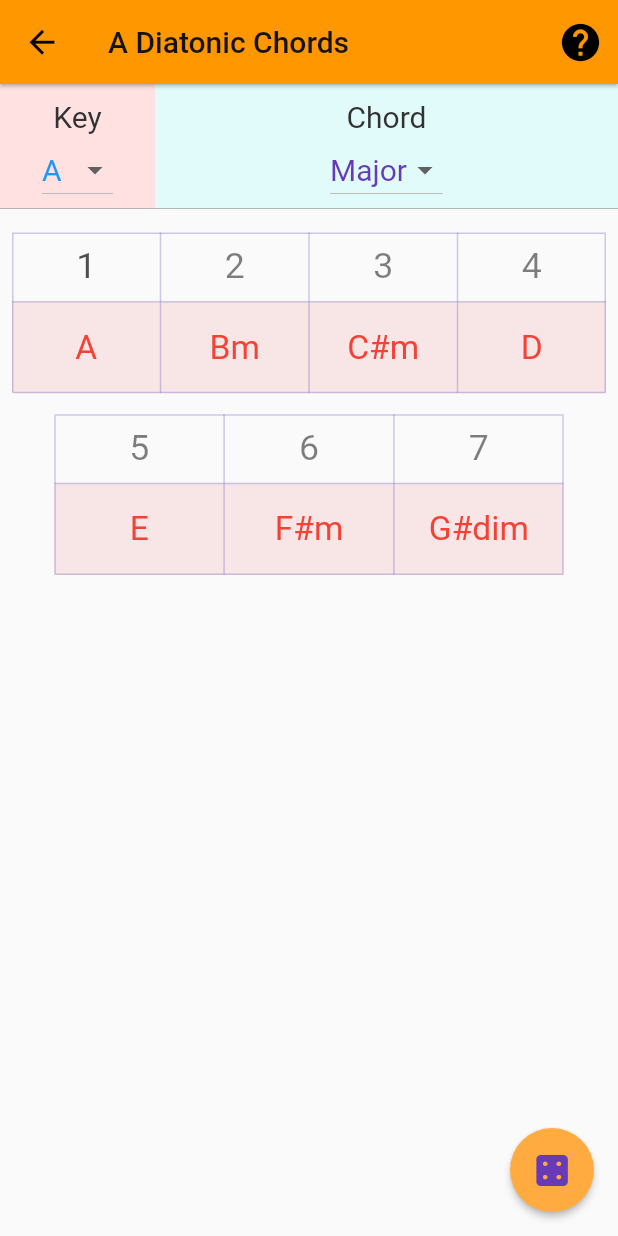
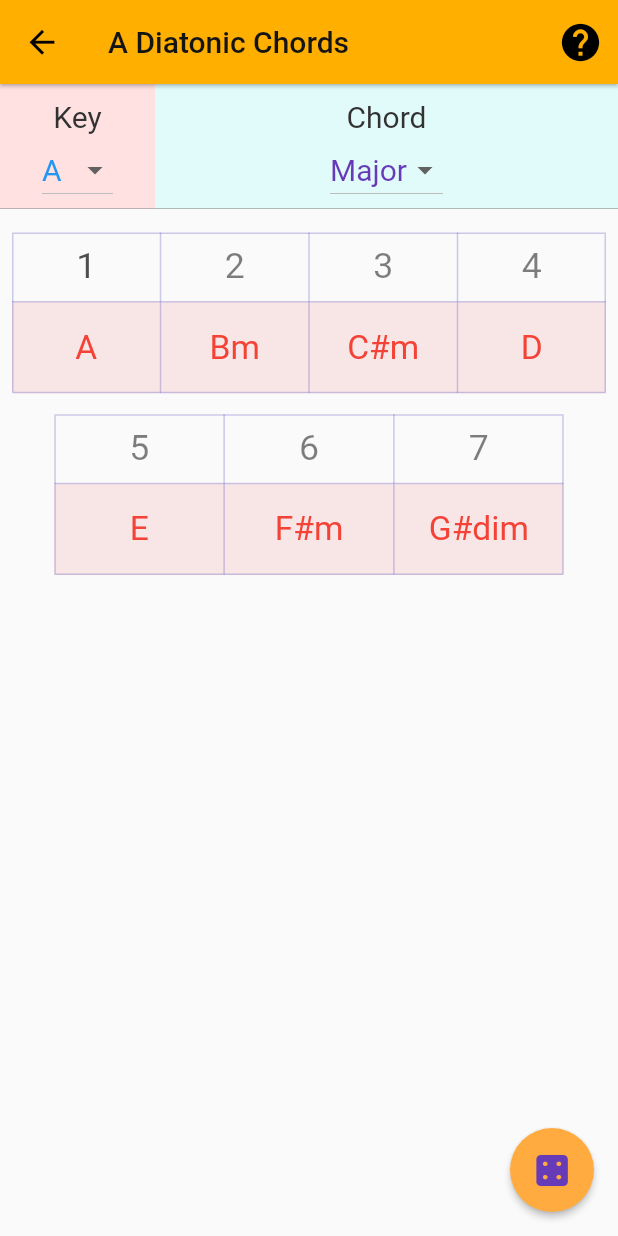
Before and after one commit to iberatkaya/music-scales, a Flutter app: the screen it shows after launch, scrolled down 262 dp, after a tap on "Progressions", on a phone screen of 412 x 824 dp. Run offline on Flutter 3.47's test engine with Material 2 defaults, Android fonts, the phone set to English and light mode, and no system bars; our stand-ins replace audioplayers, auto_size_text, firebase_analytics, flutter_swiper, font_awesome_flutter, share and 1 more; missing offline and left inert: firebase_admob, flutter_advanced_networkimage, launch_review; accounts and stored records are empty; project files that could hold a hidden picture were left out.

Commit message:
Added a pro version, a launch screen, and made design changes

```diff
--- a/lib/chords.dart
+++ b/lib/chords.dart
@@ -120,7 +120,7 @@ class _ChordPrintScreen extends State<ChordPrintScreen> {
     int audioctr = 0;
 
     Future<void> playcache(String note, int index) async{
-      print("notes/${instrument.toLowerCase()}/${note.replaceAll("#", "s").toLowerCase()}$index.mp3");
+      //print("notes/${instrument.toLowerCase()}/${note.replaceAll("#", "s").toLowerCase()}$index.mp3");
       await audioc.play("notes/${instrument.toLowerCase()}/${note.replaceAll("#", "s").toLowerCase()}$index.mp3");
       }
 
@@ -921,7 +921,7 @@ class _ChordPrintScreen extends State<ChordPrintScreen> {
       chordimg =  TransitionToImage(
         AdvancedNetworkImage(totalurl, useDiskCache: true),
         fit: BoxFit.fill,
-        loadingWidget: Padding(padding: EdgeInsets.all(20), child: CircularProgressIndicator(strokeWidth: 3, backgroundColor: Colors.orangeAccent,)),
+        loadingWidget: Container(padding: EdgeInsets.all(20),alignment: Alignment.center, child: CircularProgressIndicator(strokeWidth: 3, backgroundColor: Colors.orangeAccent,)),
         placeholder: Column(children: <Widget>[
                     Padding(
                       padding: EdgeInsets.fromLTRB(0, 4, 0, 6),
--- a/lib/main.dart
+++ b/lib/main.dart
@@ -58,7 +58,18 @@ class MyApp extends StatelessWidget {
       debugShowCheckedModeBanner: false,
       title: 'Music Scales',  //Notes
       theme: ThemeData(
-        primarySwatch: Colors.orange,
+        primarySwatch: MaterialColor(0xffffaf00, {
+            50:  Color(0xffffaf00),
+            100: Color(0xffffaf00),
+            200: Color(0xffffaf00),
+            300: Color(0xffffaf00),
+            400: Color(0xffffaf00),
+            500: Color(0xffffaf00),
+            600: Color(0xffffaf00),
+            700: Color(0xffffaf00),
+            800: Color(0xffffaf00),
+            900: Color(0xffffaf00),
+              }),
         iconTheme: IconThemeData(
           size: 25,
           opacity: 1,
@@ -125,7 +136,7 @@ class _MyHomePageState extends State<MyHomePage> {
     adUnitId: interstitialid,// InterstitialAd.testAdUnitId,
     targetingInfo: targetingInfo,
     listener: (MobileAdEvent event) {
-      print("InterstitialAd event is $event");
+      //print("InterstitialAd event is $event");
     },
   );
 
@@ -133,7 +144,7 @@ class _MyHomePageState extends State<MyHomePage> {
     adUnitId: interstitialid,// InterstitialAd.testAdUnitId,
     targetingInfo: targetingInfo,
     listener: (MobileAdEvent event) {
-      print("InterstitialAd event is $event");
+      //print("InterstitialAd event is $event");
     },
   );
 
@@ -141,7 +152,7 @@ class _MyHomePageState extends State<MyHomePage> {
     adUnitId: interstitialid,// InterstitialAd.testAdUnitId,
     targetingInfo: targetingInfo,
     listener: (MobileAdEvent event) {
-      print("InterstitialAd event is $event");
+      //print("InterstitialAd event is $event");
     },
   );
 
@@ -248,9 +259,9 @@ class _MyHomePageState extends State<MyHomePage> {
                ),
               ),
               ListTile(
-                contentPadding: EdgeInsets.fromLTRB(14, 2, 0, 2),
-                title: Text('Settings', style: TextStyle(fontSize: 16)),
-                leading: Icon(Icons.settings, size: 26, color: Colors.grey[600]),
+                contentPadding: EdgeInsets.fromLTRB(14, 0, 0, 0),
+                title: Text('Settings', style: TextStyle(fontSize: 15)),
+                leading: Icon(Icons.settings, size: 24, color: Colors.grey[600]),
                 onTap: () {
                   Navigator.pop(context);
                   Navigator.push(context, MaterialPageRoute(builder: (context) => SettingsScreen()));
@@ -258,9 +269,9 @@ class _MyHomePageState extends State<MyHomePage> {
               ),
               Divider(height: 0, color: Colors.black26,),
               ListTile(
-                contentPadding: EdgeInsets.fromLTRB(14, 2, 0, 2),
-                title: Text('Rate App', style: TextStyle(fontSize: 16)),
-                leading: Icon(Icons.star, size: 26, color: Colors.grey[600]),
+                contentPadding: EdgeInsets.fromLTRB(14, 0, 0, 0),
+                title: Text('Rate App', style: TextStyle(fontSize: 15)),
+                leading: Icon(Icons.star, size: 24, color: Colors.grey[600]),
                 onTap: () {
                   LaunchReview.launch(
                     androidAppId: "com.kaya.musicapp",
@@ -269,27 +280,38 @@ class _MyHomePageState extends State<MyHomePage> {
               ),
               Divider(height: 0, color: Colors.black26,),
               ListTile(
-                contentPadding: EdgeInsets.fromLTRB(14, 2, 0, 2),
-                title: Text('Share App', style: TextStyle(fontSize: 16)),
-                leading: Icon(Icons.share, size: 26, color: Colors.grey[600]),
+                contentPadding: EdgeInsets.fromLTRB(14, 0, 0, 0),
+                title: Text('Share App', style: TextStyle(fontSize: 15)),
+                leading: Icon(Icons.share, size: 24, color: Colors.grey[600]),
                 onTap: () {
                   Share.share('Music Scales: https://play.google.com/store/apps/details?id=com.kaya.musicapp');
                   },
               ),
               Divider(height: 0, color: Colors.black26,),
               ListTile(
-                contentPadding: EdgeInsets.fromLTRB(14, 2, 0, 2),
-                title: Text('Feedback', style: TextStyle(fontSize: 16)),
-                leading: Icon(Icons.mail_outline, size: 26, color: Colors.grey[600]),
+                contentPadding: EdgeInsets.fromLTRB(14, 0, 0, 0),
+                title: Text('Get Ad Free', style: TextStyle(fontSize: 15)),
+                leading: Icon(Icons.shop, size: 24, color: Colors.grey[600]),
+                onTap: () {
+                  LaunchReview.launch(
+                    androidAppId: "com.kaya.musicapppro",
+                  );
+                  },
+              ),
+              Divider(height: 0, color: Colors.black26,),
+              ListTile(
+                contentPadding: EdgeInsets.fromLTRB(14, 0, 0, 0),
+                title: Text('Feedback', style: TextStyle(fontSize: 15)),
+                leading: Icon(Icons.mail_outline, size: 24, color: Colors.grey[600]),
                 onTap: () {
                   _launchURL();
                   },
               ),
               Divider(height: 0, color: Colors.black26,),
               ListTile(
-                contentPadding: EdgeInsets.fromLTRB(14, 2, 0, 2),
-                title: Text('About', style: TextStyle(fontSize: 16, color: Colors.black87)),
-                leading: Icon(Icons.help_outline, size: 26, color: Colors.grey[600]),
+                contentPadding: EdgeInsets.fromLTRB(14, 0, 0, 0),
+                title: Text('About', style: TextStyle(fontSize: 15, color: Colors.black87)),
+                leading: Icon(Icons.help_outline, size: 24, color: Colors.grey[600]),
                 onTap: () {
                   showAboutDialog(
                     applicationIcon: Tab(icon: Image.asset("lib/assets/imgs/appicon.png"),),
@@ -342,7 +364,7 @@ class _MyHomePageState extends State<MyHomePage> {
                         clickedindexscale = 0;
                         Navigator.push(context, MaterialPageRoute(builder: (context) => ScalePrintScreen()));
                       },
-                      color: Color.fromRGBO(40, 195, 195, 0.6),
+                      color: Color.fromRGBO(30, 195, 195, 0.6),
                       child: Column(
                         mainAxisAlignment: MainAxisAlignment.center,
                         children: <Widget>[
@@ -380,7 +402,7 @@ class _MyHomePageState extends State<MyHomePage> {
                           progmode = "M";
                           Navigator.push(context, MaterialPageRoute(builder: (context) => ProgPrintScreen()));
                         },
-                      color: Color.fromRGBO(130, 155, 225, 0.75),
+                      color: Color.fromRGBO(130, 155, 240, 0.75),
                       child: Column(
                         mainAxisAlignment: MainAxisAlignment.center,
                         children: <Widget>[
@@ -475,7 +497,7 @@ class _MyHomePageState extends State<MyHomePage> {
                         showad++;
                         Navigator.push(context, MaterialPageRoute(builder: (context) => QuizScreen()));
                         },
-                      color: Color.fromRGBO(226,165,13, 0.65),
+                      color: Color.fromRGBO(226,175,13, 0.65),
                       child: Column(
                         mainAxisAlignment: MainAxisAlignment.center,
                         children: <Widget>[
--- a/lib/quiz.dart
+++ b/lib/quiz.dart
@@ -117,21 +117,21 @@ class _QuizScreen extends State<QuizScreen> {
     adUnitId: interstitialid, //InterstitialAd.testAdUnitId,
     targetingInfo: targetingInfo,
     listener: (MobileAdEvent event) {
-      print("InterstitialAd event is $event");
+      //print("InterstitialAd event is $event");
     },
   );
   var myInterstitial2 = InterstitialAd(
     adUnitId: interstitialid, //InterstitialAd.testAdUnitId,
     targetingInfo: targetingInfo,
     listener: (MobileAdEvent event) {
-      print("InterstitialAd event is $event");
+      //print("InterstitialAd event is $event");
     },
   );
   var myInterstitial3 = InterstitialAd(
     adUnitId: interstitialid, //InterstitialAd.testAdUnitId,
     targetingInfo: targetingInfo,
     listener: (MobileAdEvent event) {
-      print("InterstitialAd event is $event");
+      //print("InterstitialAd event is $event");
     },
   );
 
--- a/lib/search.dart
+++ b/lib/search.dart
@@ -141,7 +141,7 @@ class _SearchScreen extends State<SearchScreen> {
           tempfinal = "$temp#";
         }
       }
-      print(tempfinal);
+      //print(tempfinal);
       temptoreturn.add(tempfinal);
     }
     return temptoreturn;
```
Also changed, not shown: lib/scales.dart (+14 -9 lines), pubspec.yaml (+12 -12 lines), assets/imgs/appiconsplash.png (added), assets/imgs/appsplash.png (added), 10 other files.
